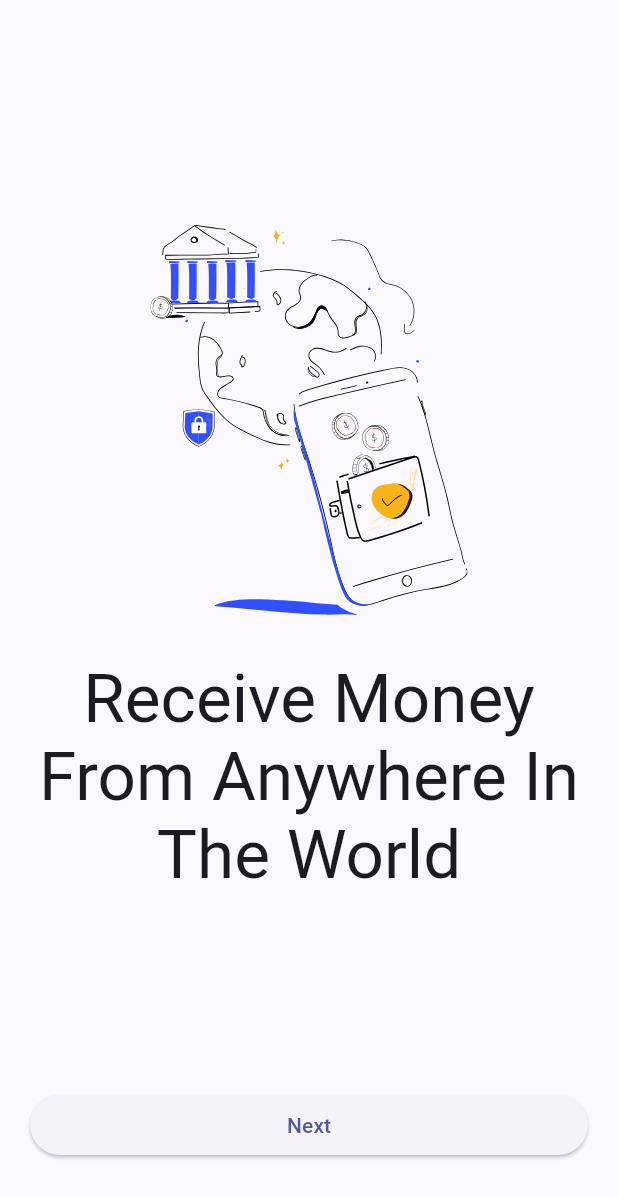
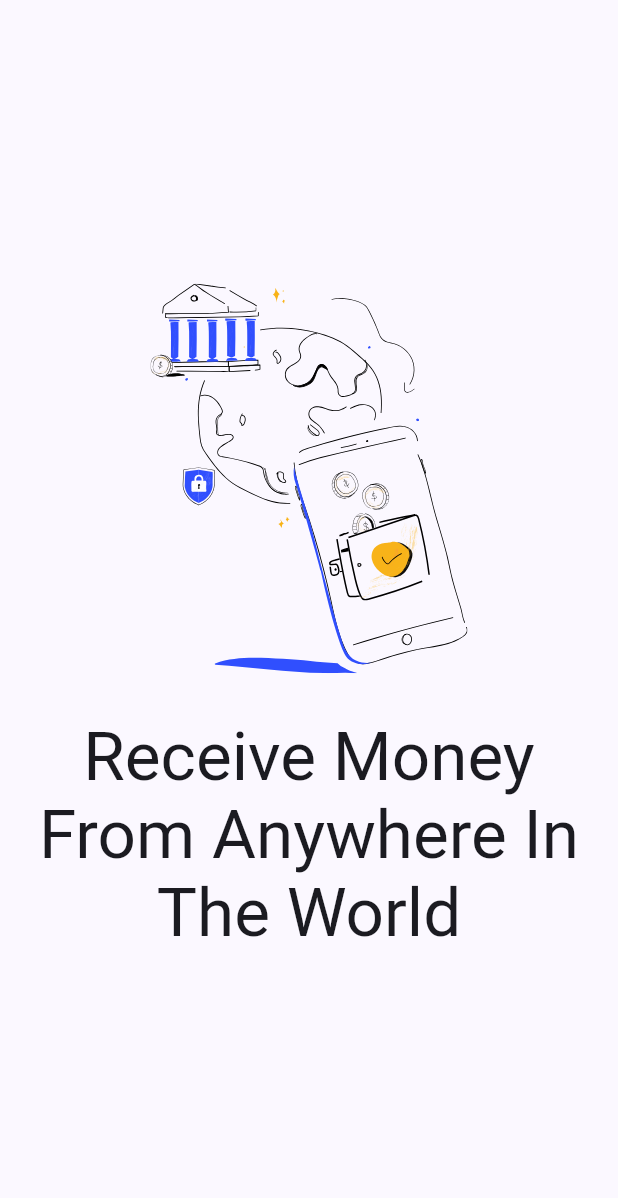
Before and after one commit to rithin-prakash/coin_stack, a Flutter app: the IntroReceiveMoney widget shown alone on an empty page, opened directly, on a phone screen of 412 x 824 dp. Shown: the top 1198 px of the screen. Run offline on Flutter 3.47's test engine with Material 3 defaults, Android fonts, the light colour scheme and no system bars; our stand-ins replace flutter_svg.

Commit message:
intro to widgets

```diff
--- a/lib/features/intros/presentation/pages/intro_receive_money.dart
+++ /dev/null
@@ -1,45 +0,0 @@
-import 'package:coin_stack/core/assets/app_assets.dart';
-import 'package:coin_stack/core/constants/app_dimen.dart';
-import 'package:flutter/material.dart';
-import 'package:flutter_svg/svg.dart';
-
-class IntroReceiveMoney extends StatelessWidget {
-  const IntroReceiveMoney({super.key});
-
-  @override
-  Widget build(BuildContext context) {
-    return Scaffold(
-      body: Padding(
-        padding: const EdgeInsets.all(AppDimen.intoPadding),
-        child: Column(
-          children: [
-            Expanded(
-              child: Column(
-                mainAxisSize: MainAxisSize.max,
-                crossAxisAlignment: CrossAxisAlignment.center,
-                mainAxisAlignment: MainAxisAlignment.center,
-                children: [
-                  SvgPicture.asset(AppAssets.introReceiveMoney),
-                  SizedBox(height: 30),
-                  Text(
-                    "Receive Money From Anywhere In The World",
-                    style: Theme.of(context).textTheme.displayMedium,
-                    textAlign: TextAlign.center,
-                  ),
-                ],
-              ),
-            ),
-            Align(
-              alignment: Alignment.bottomCenter,
-              child: SizedBox(
-                width: double.infinity,
-                child: ElevatedButton(onPressed: () {}, child: Text("Next")),
-              ),
-            ),
-            SizedBox(height: AppDimen.intoBottomHeight),
-          ],
-        ),
-      ),
-    );
-  }
-}
--- /dev/null
+++ b/lib/features/intros/presentation/widgets/intro_receive_money.dart
@@ -0,0 +1,25 @@
+import 'package:coin_stack/core/assets/app_assets.dart';
+import 'package:flutter/material.dart';
+import 'package:flutter_svg/svg.dart';
+
+class IntroReceiveMoney extends StatelessWidget {
+  const IntroReceiveMoney({super.key});
+
+  @override
+  Widget build(BuildContext context) {
+    return Column(
+      mainAxisSize: MainAxisSize.max,
+      crossAxisAlignment: CrossAxisAlignment.center,
+      mainAxisAlignment: MainAxisAlignment.center,
+      children: [
+        SvgPicture.asset(AppAssets.introReceiveMoney),
+        SizedBox(height: 30),
+        Text(
+          "Receive Money From Anywhere In The World",
+          style: Theme.of(context).textTheme.displayMedium,
+          textAlign: TextAlign.center,
+        ),
+      ],
+    );
+  }
+}
--- a/lib/main.dart
+++ b/lib/main.dart
@@ -1,6 +1,4 @@
-import 'package:coin_stack/features/intros/presentation/pages/intro_money_abroad.dart';
-import 'package:coin_stack/features/intros/presentation/pages/intro_receive_money.dart';
-import 'package:coin_stack/features/intros/presentation/pages/intro_trust_page.dart';
+import 'package:coin_stack/features/intros/presentation/pages/intro_page.dart';
 import 'package:flutter/material.dart';
 
 void main() {
@@ -17,7 +15,7 @@ class MyApp extends StatelessWidget {
       theme: ThemeData(
         colorScheme: ColorScheme.fromSeed(seedColor: Color(0xFF304FFE)),
       ),
-      home: const IntroReceiveMoney(),
+      home: const IntroPage(),
     );
   }
 }
```
Also changed, not shown: lib/features/intros/presentation/pages/intro_money_abroad.dart (deleted, +0 -45 lines), lib/features/intros/presentation/pages/intro_page.dart (added, +29 -0 lines), lib/features/intros/presentation/pages/intro_trust_page.dart (deleted, +0 -45 lines), lib/features/intros/presentation/widgets/into_page_builder.dart (added, +24 -0 lines), lib/features/intros/presentation/widgets/intro_money_abroad.dart (added, +25 -0 lines), lib/features/intros/presentation/widgets/intro_trust_page.dart (added, +25 -0 lines).
